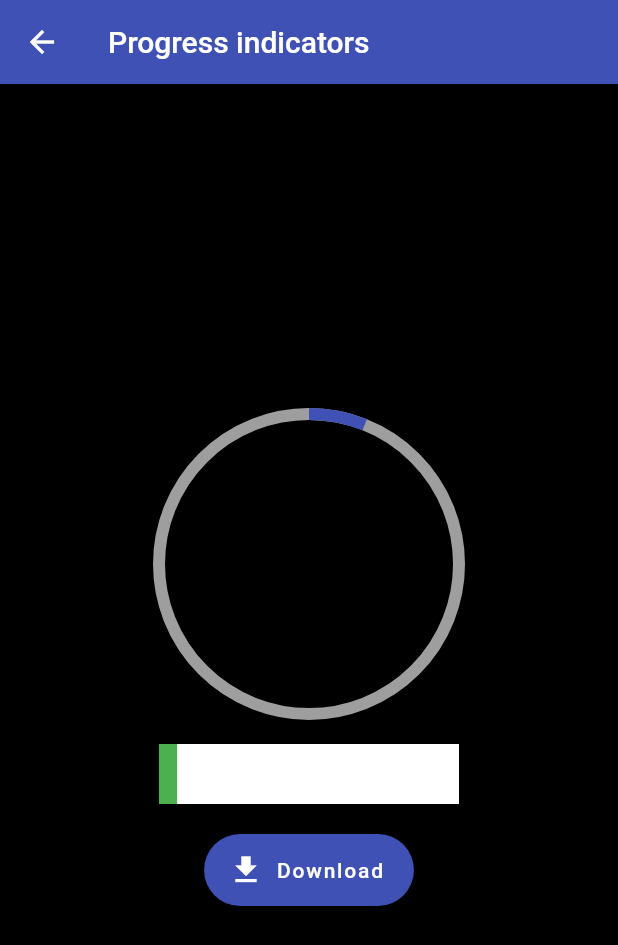
After one commit to NAzarkoKr/animations-and-UI-features, a Flutter app: the ProgressIndicators screen opened directly, after a tap on "Download", on a phone screen of 412 x 824 dp. The commit adds this screen. Shown: the top 945 px of the screen. Run offline on Flutter 3.47's test engine with Material 2 defaults, Android fonts, the phone set to English and light mode, and no system bars; our stand-ins replace carousel_slider.

Commit message:
animated progress indicators

```diff
--- a/lib/main.dart
+++ b/lib/main.dart
@@ -1,4 +1,5 @@
 import 'package:animation/moviebg/movie_bg.dart';
+import 'package:animation/progress_indicators/progress_indicators.dart';
 import 'package:animation/transition_page/transition_page.dart';
 import 'package:flutter/material.dart';
 
@@ -12,6 +13,7 @@ class MyApp extends StatelessWidget {
   final Map<String, Widget> screensList = {
     'moviebg.jpeg': MovieBG(),
     'transitionlocation.jpg': const TransitionCard(),
+    'progressindicators.jpg': const ProgressIndicators(),
   };
 
   @override
--- /dev/null
+++ b/lib/progress_indicators/progress_indicators.dart
@@ -0,0 +1,74 @@
+import 'dart:math';
+
+import 'package:flutter/material.dart';
+
+class ProgressIndicators extends StatefulWidget {
+  const ProgressIndicators({Key? key}) : super(key: key);
+
+  @override
+  State<ProgressIndicators> createState() => _ProgressIndicatorsState();
+}
+
+class _ProgressIndicatorsState extends State<ProgressIndicators> {
+  double endValue = 0;
+
+  @override
+  Widget build(BuildContext context) {
+    return Scaffold(
+      backgroundColor: Colors.black,
+      appBar: AppBar(title: const Text('Progress indicators')),
+      body: Container(
+        alignment: Alignment.center,
+        padding: const EdgeInsets.all(16),
+        child: Column(
+          mainAxisAlignment: MainAxisAlignment.center,
+          children: [
+            TweenAnimationBuilder(
+              tween: Tween(begin: 0.0, end: endValue),
+              duration: const Duration(seconds: 2),
+              builder: (context, double? value, _) => SizedBox(
+                width: 200,
+                height: 200,
+                child: CircularProgressIndicator(
+                  backgroundColor: Colors.grey,
+                  value: value,
+                  strokeWidth: 8,
+                ),
+              ),
+            ),
+            const SizedBox(
+              height: 20,
+            ),
+            TweenAnimationBuilder(
+                tween: Tween(begin: 0.0, end: endValue),
+                duration: const Duration(seconds: 2),
+                builder: (context, double? value, _) => SizedBox(
+                      width: 200,
+                      height: 40,
+                      child: LinearProgressIndicator(
+                        value: value,
+                        valueColor: const AlwaysStoppedAnimation(Colors.green),
+                        backgroundColor: Colors.white,
+                      ),
+                    )),
+            const SizedBox(
+              height: 20,
+            ),
+            FloatingActionButton.extended(
+              onPressed: () {
+                setState(() {
+                  double randomdouble = Random().nextDouble();
+
+                  randomdouble = double.parse(randomdouble.toStringAsFixed(2));
+                  endValue = randomdouble;
+                });
+              },
+              label: const Text("Download"),
+              icon: const Icon(Icons.file_download),
+            )
+          ],
+        ),
+      ),
+    );
+  }
+}
--- a/pubspec.yaml
+++ b/pubspec.yaml
@@ -35,6 +35,7 @@ dependencies:
   cupertino_icons: ^1.0.2
   transformer_page_view: ^0.1.6
   carousel_slider: ^4.1.1
+  path_provider: ^2.0.11
 
 dev_dependencies:
   flutter_test:
```
Also changed, not shown: assets/screens/progressindicators.jpg (added), pubspec.lock, 1 other file.
